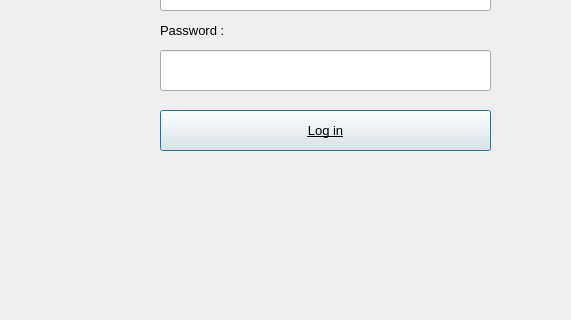
Qt form log_in.ui (AP-projects-4001/yek-payam-daram) before a commit; both pictures show x 0 to 571 and y 180 to 500 of the 652 by 500 pixel window.
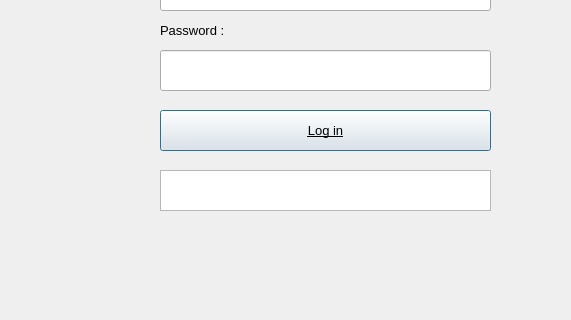
The same form after that commit.

```diff
--- a/log_in.ui
+++ b/log_in.ui
@@ -91,6 +91,16 @@
     <string>Log in</string>
    </property>
   </widget>
+  <widget class="QListWidget" name="loginstatus">
+   <property name="geometry">
+    <rect>
+     <x>160</x>
+     <y>350</y>
+     <width>331</width>
+     <height>41</height>
+    </rect>
+   </property>
+  </widget>
  </widget>
  <resources/>
  <connections/>
```
